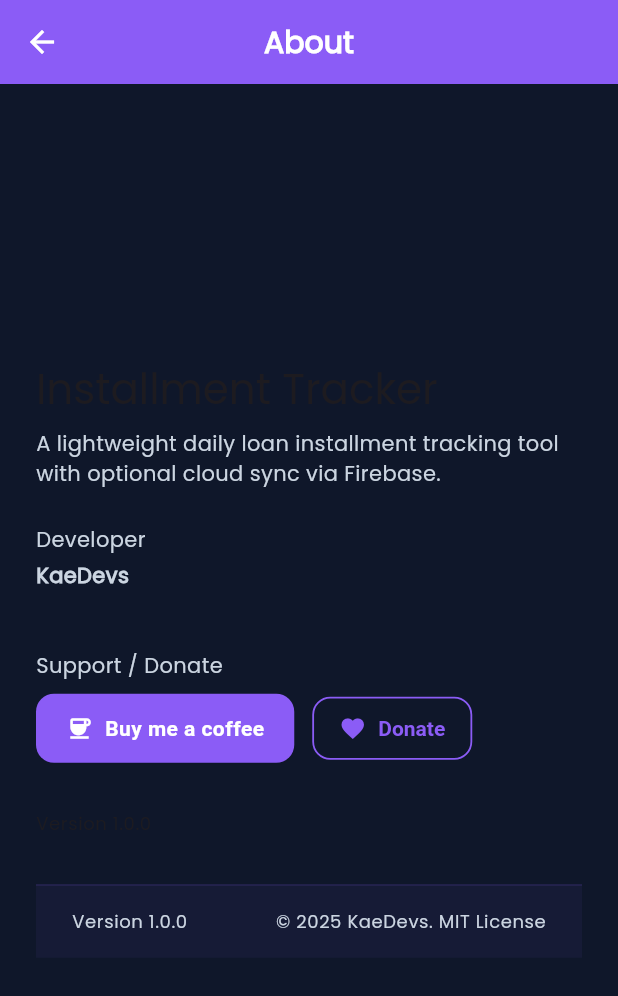
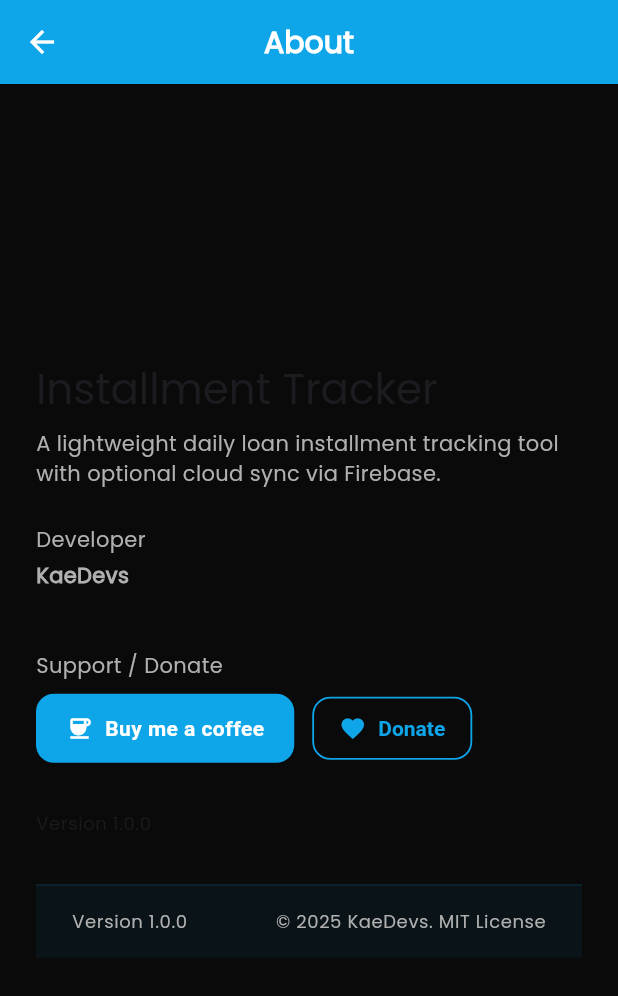
Before and after one commit to KaeDevs/installment-app, a Flutter app: the screen it shows after launch, after a tap on "About", on a phone screen of 412 x 824 dp. Shown: the top 996 px of the screen. Run offline on Flutter 3.47's test engine with Material 3 defaults, Android fonts, the phone set to English and light mode, and no system bars; our stand-ins replace cloud_firestore, firebase_auth, firebase_core, google_sign_in, hive, hive_flutter; accounts and stored records are empty.

```diff
--- a/lib/app/modules/loan_list/loan_list_screen.dart
+++ b/lib/app/modules/loan_list/loan_list_screen.dart
@@ -173,16 +173,29 @@ Widget build(BuildContext context) {
 
   /// Build the search bar
   Widget _buildSearchBar() {
-    return Container(
-      padding: const EdgeInsets.all(16),
+    return Padding(
+      padding: const EdgeInsets.symmetric(horizontal: 8, vertical: 4),
+      child: Container(
+        decoration: BoxDecoration(
+          color: AppColors.surfaceVariant,
+          borderRadius: BorderRadius.circular(14),
+          border: Border.all(color: AppColors.borderMedium, width: 1),
+        ),
+        padding: const EdgeInsets.symmetric(horizontal: 12, vertical: 4),
         child: TextField(
           controller: _searchController,
+          style: const TextStyle(fontSize: 14),
           decoration: InputDecoration(
+            isDense: true,
+            border: InputBorder.none,
             hintText: 'Search by borrower name...',
-          prefixIcon: const Icon(Icons.search),
+            hintStyle: TextStyle(color: AppColors.textTertiary),
+            prefixIcon: const Icon(Icons.search, size: 20),
+            prefixIconConstraints: const BoxConstraints(minWidth: 36),
             suffixIcon: _searchController.text.isNotEmpty
                 ? IconButton(
-                  icon: const Icon(Icons.clear),
+                    icon: const Icon(Icons.clear, size: 18),
+                    splashRadius: 18,
                     onPressed: () {
                       _searchController.clear();
                       _filterLoans('');
@@ -191,6 +204,7 @@ Widget build(BuildContext context) {
                 : null,
           ),
           onChanged: _filterLoans,
+        ),
       ),
     );
   }
@@ -305,39 +319,46 @@ Widget build(BuildContext context) {
 
   /// Build individual stat card
   Widget _buildStatCard(String title, String value, IconData icon, Color color) {
-  return Card(
-    elevation: 4,
-    shape: RoundedRectangleBorder(
+    return Container(
+      decoration: BoxDecoration(
+        color: AppColors.surfaceVariant,
         borderRadius: BorderRadius.circular(16),
+        border: Border.all(color: AppColors.borderMedium, width: 1),
       ),
-    child: Padding(
-      padding: const EdgeInsets.symmetric(vertical: 16, horizontal: 8),
+      padding: const EdgeInsets.symmetric(vertical: 16, horizontal: 12),
       child: Column(
         mainAxisSize: MainAxisSize.min,
         children: [
-          CircleAvatar(
-            radius: 20,
-            backgroundColor: color.withOpacity(0.15),
-            child: Icon(icon, color: color, size: 24),
+          Container(
+            width: 40,
+            height: 40,
+            decoration: BoxDecoration(
+              color: color.withOpacity(.12),
+              borderRadius: BorderRadius.circular(12),
+              border: Border.all(color: color.withOpacity(.4), width: 1),
             ),
-          const SizedBox(height: 8),
+            child: Icon(icon, color: color, size: 22),
+          ),
+          const SizedBox(height: 10),
             Text(
               value,
               style: TextStyle(
-              fontSize: 20,
-              fontWeight: FontWeight.bold,
+                fontSize: 19,
+                fontWeight: FontWeight.w700,
+                letterSpacing: .2,
                 color: color,
               ),
             ),
           const SizedBox(height: 4),
           Text(
             title,
-            // style: AppTheme.cardSubtitleText.copyWith(fontSize: 14),
-            style: FontStyles.bodySmall.copyWith(fontWeight: FontWeight.bold),
+            style: FontStyles.bodySmall.copyWith(
+              fontWeight: FontWeight.w600,
+              color: AppColors.textSecondary,
+            ),
             textAlign: TextAlign.center,
           ),
         ],
-      ),
       ),
     );
   }
@@ -408,18 +429,21 @@ Widget build(BuildContext context) {
   /// Build desktop/tablet loans list (grid view)
   /// Build desktop/tablet loans list (grid view)
 Widget _buildDesktopLoansList() {
-  return ResponsiveContainer(
+  return Align(
+    alignment: Alignment.topCenter,
+    child: ResponsiveContainer(
       child: RefreshIndicator(
         onRefresh: _loadLoans,
         child: SingleChildScrollView(
           physics: const AlwaysScrollableScrollPhysics(),
           child: ResponsiveGrid(
-          childAspectRatio: Responsive.isTablet(context) ? 0.85 : 0.85,
+            childAspectRatio: Responsive.isTablet(context) ? 0.85 : 0.8,
             children: _filteredLoans.map((loan) {
               return InkWell(
                 onTap: () => AppRoutes.navigateToLoanDetail(context, loan.id),
                 borderRadius: BorderRadius.circular(12),
                 child: ResponsiveCard(
+                  child: Center(
                     child: Column(
                       crossAxisAlignment: CrossAxisAlignment.start,
                       mainAxisSize: MainAxisSize.min,
@@ -526,8 +550,10 @@ Widget _buildDesktopLoansList() {
                       ],
                     ),
                   ),
+                ),
               );
             }).toList(),
+          ),
         ),
       ),
     ),
--- a/lib/app/theme/app_colors.dart
+++ b/lib/app/theme/app_colors.dart
@@ -1,46 +1,46 @@
 import 'package:flutter/material.dart';
 
 /// Modern dark color palette for the Installment Tracker app
-/// Clean, minimal, and sophisticated dark theme
+/// Sleek black background with vibrant blue accents
 class AppColors {
-  // Primary Colors - Modern Dark Theme
-  static const Color deepSlate = Color(0xFF0F172A);     // Deep slate background
-  static const Color slate = Color(0xFF1E293B);         // Slate surfaces
-  static const Color mediumSlate = Color(0xFF334155);   // Medium slate
-  static const Color violet = Color(0xFF8B5CF6);        // Vibrant violet accent
-  static const Color softViolet = Color(0xFFA78BFA);    // Soft violet
+  // Primary Colors - Modern Dark Blue Theme
+  static const Color deepSlate = Color(0xFF0A0A0A);     // Pure dark background
+  static const Color slate = Color(0xFF1A1A1A);         // Dark surfaces
+  static const Color mediumSlate = Color(0xFF2A2A2A);   // Medium dark
+  static const Color violet = Color(0xFF0EA5E9);        // Vibrant blue accent
+  static const Color softViolet = Color(0xFF38BDF8);    // Soft blue
 
   // Extended palette for UI elements
   static const Color primaryDark = deepSlate;
   static const Color primary = violet;
   static const Color primaryLight = softViolet;
 
-  static const Color secondary = Color(0xFF06B6D4);     // Cyan accent
-  static const Color secondaryLight = Color(0xFF22D3EE);
+  static const Color secondary = Color(0xFF0EA5E9);     // Blue accent
+  static const Color secondaryLight = Color(0xFF38BDF8);
 
   static const Color accent = violet;
   static const Color accentLight = softViolet;
 
   // Neutral colors - Dark theme
-  static const Color background = Color(0xFF0F172A);    // Deep slate
-  static const Color surface = Color(0xFF1E293B);       // Elevated slate
-  static const Color surfaceVariant = Color(0xFF334155); // Variant slate
+  static const Color background = Color(0xFF0A0A0A);    // Pure dark background
+  static const Color surface = Color(0xFF1A1A1A);       // Dark elevated surface
+  static const Color surfaceVariant = Color(0xFF2A2A2A); // Variant surface
 
   // Text colors - High contrast for dark mode
-  static const Color textPrimary = Color(0xFFF1F5F9);   // Almost white
-  static const Color textSecondary = Color(0xFFCBD5E1); // Light gray
-  static const Color textTertiary = Color(0xFF94A3B8);  // Muted gray
+  static const Color textPrimary = Color(0xFFF5F5F5);   // Almost white
+  static const Color textSecondary = Color(0xFFB0B0B0); // Light gray
+  static const Color textTertiary = Color(0xFF808080);  // Muted gray
 
   // Status colors - Vibrant and modern
   static const Color success = Color(0xFF10B981);       // Emerald green
   static const Color warning = Color(0xFFF59E0B);       // Amber
   static const Color error = Color(0xFFF43F5E);         // Rose red
-  static const Color info = Color(0xFF06B6D4);          // Cyan
+  static const Color info = Color(0xFF0EA5E9);          // Blue
 
   // Border colors - Subtle in dark theme
-  static const Color borderLight = Color(0xFF334155);   // Subtle slate
-  static const Color borderMedium = Color(0xFF475569);  // Medium slate
-  static const Color borderDark = Color(0xFF64748B);    // Lighter slate
+  static const Color borderLight = Color(0xFF2A2A2A);   // Subtle dark
+  static const Color borderMedium = Color(0xFF3A3A3A);  // Medium dark
+  static const Color borderDark = Color(0xFF4A4A4A);    // Lighter dark
 
   // Semantic colors for loan management
   static const Color paid = success;
```
Also changed, not shown: lib/app/modules/loan_detail/loan_detail_screen.dart (+69 -0 lines), lib/app/widgets/loan_card.dart (+41 -25 lines). Lines whose indentation alone changed are shown as unchanged.
